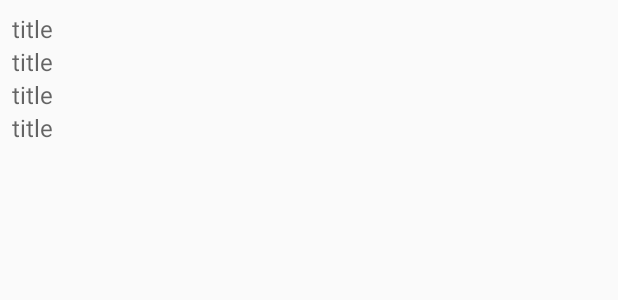
After one commit to Palavna/weatherHome, an Android app: the layout item_weather.xml on its own in the app's theme, with its tools: preview values and no code run, on a phone screen of 412 x 824 dp. The commit adds this screen. Shown: the top 300 px of the screen. Run offline under Robolectric (Android 15) with nearby library versions, the phone set to English and light mode, and no system bars.

Commit message:
WeatherHome

```diff
--- a/app/build.gradle
+++ b/app/build.gradle
@@ -12,6 +12,7 @@ android {
         targetSdk 31
         versionCode 1
         versionName "1.0"
+        buildConfigField "String", "weather_key", "${weather_key}"
 
         testInstrumentationRunner "androidx.test.runner.AndroidJUnitRunner"
     }
@@ -46,4 +47,7 @@ dependencies {
 
     implementation 'com.squareup.retrofit2:retrofit:2.9.0'
     implementation 'com.squareup.retrofit2:converter-gson:2.9.0'
+
+    implementation 'com.google.code.gson:gson:2.8.8'
+    implementation 'com.google.android.gms:play-services:12.0.1'
 }
--- a/app/src/main/AndroidManifest.xml
+++ b/app/src/main/AndroidManifest.xml
@@ -3,6 +3,8 @@
     package="com.example.yana.weatherservisehome">
 
     <uses-permission android:name="android.permission.INTERNET"/>
+    <uses-permission android:name="android.permission.ACCESS_COARSE_LOCATION"/>
+    <uses-permission android:name="android.permission.ACCESS_FINE_LOCATION"/>
 
     <application
         android:allowBackup="true"
@@ -13,7 +15,7 @@
         android:supportsRtl="true"
         android:theme="@style/Theme.WeatherServiseHome">
         <activity
-            android:name=".MainActivity"
+            android:name=".ui.MainActivity"
             android:exported="true">
             <intent-filter>
                 <action android:name="android.intent.action.MAIN" />
--- a/app/src/main/java/com/example/yana/weatherservisehome/CurWeatherModel.kt
+++ b/app/src/main/java/com/example/yana/weatherservisehome/data/CurWeatherModel.kt
@@ -1,4 +1,4 @@
-package com.example.yana.weatherservisehome
+package com.example.yana.weatherservisehome.data
 
 import com.google.gson.annotations.SerializedName
 
@@ -12,7 +12,7 @@ data class CurWeatherModel(
     @SerializedName("humidity") val humidity: Int,
     @SerializedName("dew_point") val dew_point: Double,
     @SerializedName("uvi") val uvi: Double,
-    @SerializedName("clouds") val clouds: Int,
+//    @SerializedName("clouds") val clouds: Int,
     @SerializedName("visibility") val visibility: Int,
     @SerializedName("wind_speed") val wind_speed: Double,
     @SerializedName("wind_deg") val wind_deg: Int,
--- a/app/src/main/java/com/example/yana/weatherservisehome/DailyModel.kt
+++ b/app/src/main/java/com/example/yana/weatherservisehome/data/DailyModel.kt
@@ -1,4 +1,4 @@
-package com.example.yana.weatherservisehome
+package com.example.yana.weatherservisehome.data
 
 import com.google.gson.annotations.SerializedName
 
--- a/app/src/main/java/com/example/yana/weatherservisehome/FeelsLikeModel.kt
+++ b/app/src/main/java/com/example/yana/weatherservisehome/data/FeelsLikeModel.kt
@@ -1,4 +1,4 @@
-package com.example.yana.weatherservisehome
+package com.example.yana.weatherservisehome.data
 
 import com.google.gson.annotations.SerializedName
 
--- a/app/src/main/java/com/example/yana/weatherservisehome/MainCoordinModel.kt
+++ b/app/src/main/java/com/example/yana/weatherservisehome/data/MainCoordinModel.kt
@@ -1,4 +1,4 @@
-package com.example.yana.weatherservisehome
+package com.example.yana.weatherservisehome.data
 
 import com.google.gson.annotations.SerializedName
 
--- a/app/src/main/java/com/example/yana/weatherservisehome/MainModel.kt
+++ b/app/src/main/java/com/example/yana/weatherservisehome/data/MainModel.kt
@@ -1,4 +1,4 @@
-package com.example.yana.weatherservisehome
+package com.example.yana.weatherservisehome.data
 
 import com.google.gson.annotations.SerializedName
 
--- a/app/src/main/java/com/example/yana/weatherservisehome/RetrofitWeather.kt
+++ b/app/src/main/java/com/example/yana/weatherservisehome/data/RetrofitWeather.kt
@@ -1,4 +1,4 @@
-package com.example.yana.weatherservisehome
+package com.example.yana.weatherservisehome.data
 
 import retrofit2.Retrofit
 import retrofit2.converter.gson.GsonConverterFactory
--- a/app/src/main/java/com/example/yana/weatherservisehome/TempModel.kt
+++ b/app/src/main/java/com/example/yana/weatherservisehome/data/TempModel.kt
@@ -1,4 +1,4 @@
-package com.example.yana.weatherservisehome
+package com.example.yana.weatherservisehome.data
 
 import com.google.gson.annotations.SerializedName
 
--- a/app/src/main/java/com/example/yana/weatherservisehome/WeatherSer.kt
+++ b/app/src/main/java/com/example/yana/weatherservisehome/data/WeatherSer.kt
@@ -1,4 +1,4 @@
-package com.example.yana.weatherservisehome
+package com.example.yana.weatherservisehome.data
 
 import retrofit2.Call
 import retrofit2.http.GET
@@ -19,5 +19,5 @@ import retrofit2.http.Query
         fun getCurrentCoordinates(
             @Query("appid") appId: String,
             @Query("q") city: String
-        ): Call<CurWeatherModel>
+        ): Call<MainCoordinModel>
     }
--- /dev/null
+++ b/app/src/main/res/layout/item_weather.xml
@@ -0,0 +1,40 @@
+<?xml version="1.0" encoding="utf-8"?>
+<androidx.constraintlayout.widget.ConstraintLayout xmlns:android="http://schemas.android.com/apk/res/android"
+    xmlns:app="http://schemas.android.com/apk/res-auto"
+    android:layout_width="match_parent"
+    android:layout_height="match_parent"
+    android:padding="8dp">
+
+    <TextView
+        android:id="@+id/image"
+        android:layout_width="match_parent"
+        android:layout_height="wrap_content"
+        android:hint="@string/title"
+        android:textSize="16sp"
+        app:layout_constraintTop_toTopOf="parent" />
+
+    <TextView
+        android:id="@+id/namber"
+        android:layout_width="match_parent"
+        android:layout_height="wrap_content"
+        android:hint="@string/title"
+        android:textSize="16sp"
+        app:layout_constraintTop_toBottomOf="@id/image" />
+
+    <TextView
+        android:id="@+id/day"
+        android:layout_width="match_parent"
+        android:layout_height="wrap_content"
+        android:hint="@string/title"
+        android:textSize="16sp"
+        app:layout_constraintTop_toBottomOf="@id/namber" />
+
+    <TextView
+        android:id="@+id/nigh"
+        android:layout_width="match_parent"
+        android:layout_height="wrap_content"
+        android:hint="@string/title"
+        android:textSize="16sp"
+        app:layout_constraintTop_toBottomOf="@id/day" />
+
+</androidx.constraintlayout.widget.ConstraintLayout>
--- a/app/src/main/res/values/strings.xml
+++ b/app/src/main/res/values/strings.xml
@@ -10,4 +10,5 @@
     <string name="cloudiness">Cloudiness</string>
     <string name="serch">Поиск</string>
     <string name="temperature">%1s °C</string>
+    <string name="title">title</string>
 </resources>
--- a/gradle.properties
+++ b/gradle.properties
@@ -19,3 +19,4 @@ android.useAndroidX=true
 android.enableJetifier=true
 # Kotlin code style for this project: "official" or "obsolete":
 kotlin.code.style=official
+weather_key="3c3610f480614ecde86c792f6ca681e2"
```
Also changed, not shown: app/src/main/java/com/example/yana/weatherservisehome/MainActivity.kt (deleted, +0 -70 lines), app/src/main/java/com/example/yana/weatherservisehome/WeatherModel.kt (deleted, +0 -10 lines), app/src/main/java/com/example/yana/weatherservisehome/data/WeatherAdapter.kt (added, +29 -0 lines), app/src/main/java/com/example/yana/weatherservisehome/data/WeatherModel.kt (added, +14 -0 lines), app/src/main/java/com/example/yana/weatherservisehome/ui/MainActivity.kt (added, +139 -0 lines), app/src/main/java/com/example/yana/weatherservisehome/utils/PermissionUtil.kt (added, +38 -0 lines), app/src/main/res/layout/activity_main.xml (+9 -7 lines).
